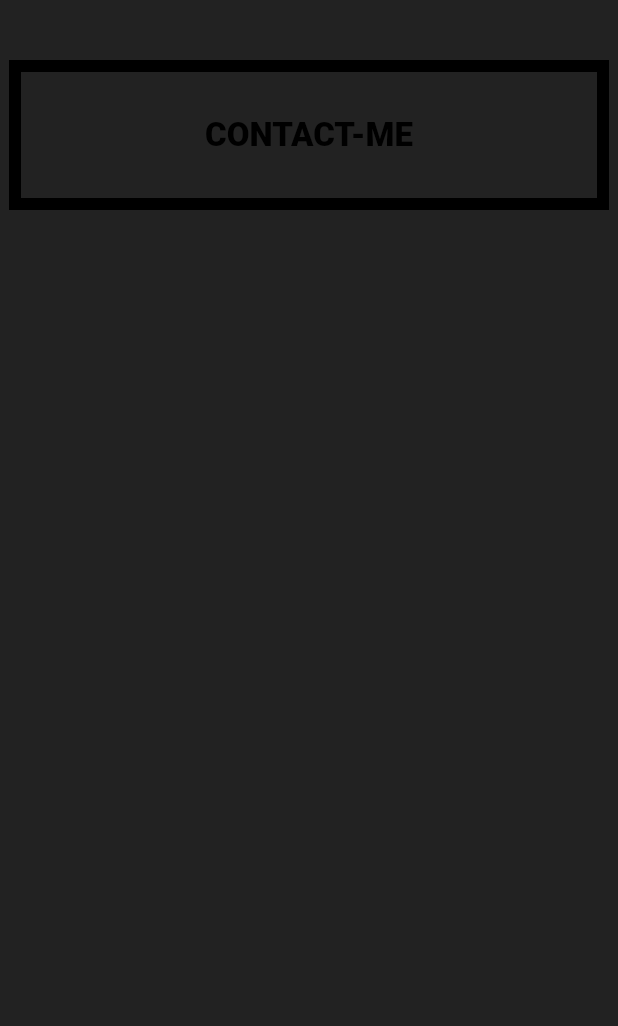
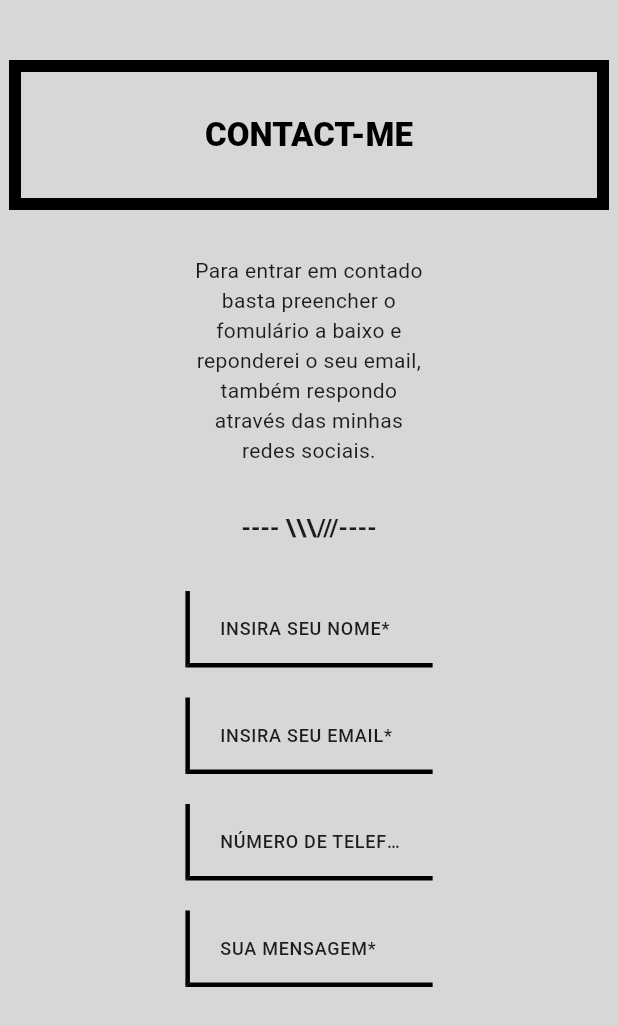
Before and after one commit to MateusLucasDaSilva/site_mateus, a Flutter app: the screen it shows after launch, scrolled down 3352 dp, on a phone screen of 412 x 824 dp. Shown: the top 1026 px of the screen. Run offline on Flutter 3.47's test engine with Material 3 defaults, Android fonts, the phone set to English and light mode, and no system bars; our stand-ins replace google_fonts.

Commit message:
Contact - me finish

```diff
--- a/lib/src/presentation/pages/contact/contact_page.dart
+++ b/lib/src/presentation/pages/contact/contact_page.dart
@@ -1,4 +1,6 @@
 import 'package:flutter/material.dart';
+import 'package:site_mateus/src/presentation/shared/app/app_colors.dart';
+import 'package:site_mateus/src/presentation/shared/app/app_extensions.dart';
 import 'package:site_mateus/src/presentation/shared/ui/widgets/title_widget.dart';
 
 class ContactPage extends StatelessWidget {
@@ -8,19 +10,92 @@ class ContactPage extends StatelessWidget {
   Widget build(BuildContext context) {
     final sizeH = MediaQuery.sizeOf(context).height;
     final sizeW = MediaQuery.sizeOf(context).width;
-    return SizedBox(
+    return Container(
       height: sizeH,
       width: sizeW,
-      child: const Column(
+      color: AppColors.ligth,
+      child: Column(
         mainAxisAlignment: MainAxisAlignment.start,
         crossAxisAlignment: CrossAxisAlignment.center,
         children: [
-          SizedBox(
+          const SizedBox(
             height: 40,
           ),
-          TitleWidget(title: 'Contact-me'),
+          const TitleWidget(title: 'Contact-me'),
+          const SizedBox(
+            height: 30,
+          ),
+          Padding(
+            padding: EdgeInsets.symmetric(horizontal: context.sizeWPercent(.3)),
+            child: const Text(
+              'Para entrar em contado basta preencher o fomulário a baixo e reponderei o seu email, também respondo através das minhas redes sociais.',
+              textAlign: TextAlign.center,
+            ),
+          ),
+          const SizedBox(
+            height: 30,
+          ),
+          Text(
+            '---- \\\\\\///----',
+            style: context.text.titleMedium?.copyWith(fontWeight: FontWeight.w700),
+          ),
+          const SizedBox(
+            height: 30,
+          ),
+          const InputWidget(
+            label: 'INSIRA SEU NOME*',
+          ),
+          const SizedBox(
+            height: 20,
+          ),
+          const InputWidget(
+            label: 'INSIRA SEU EMAIL*',
+          ),
+          const SizedBox(
+            height: 20,
+          ),
+          const InputWidget(
+            label: 'NÚMERO DE TELEFONE',
+          ),
+          const SizedBox(
+            height: 20,
+          ),
+          const InputWidget(
+            label: 'SUA MENSAGEM*',
+          ),
+          const SizedBox(
+            height: 20,
+          ),
         ],
       ),
     );
   }
 }
+
+class InputWidget extends StatelessWidget {
+  final String label;
+  const InputWidget({
+    super.key,
+    required this.label,
+  });
+
+  @override
+  Widget build(BuildContext context) {
+    return Padding(
+      padding: EdgeInsets.symmetric(horizontal: context.sizeWPercent(.3)),
+      child: Container(
+        decoration: const BoxDecoration(
+          border: Border(bottom: BorderSide(width: 3), left: BorderSide(width: 3)),
+        ),
+        child: TextFormField(
+          decoration: InputDecoration(
+            border: InputBorder.none,
+            hintText: label,
+            contentPadding: const EdgeInsets.symmetric(horizontal: 20),
+            hintStyle: context.text.labelMedium,
+          ),
+        ),
+      ),
+    );
+  }
+}
--- a/lib/src/presentation/pages/home/home_page.dart
+++ b/lib/src/presentation/pages/home/home_page.dart
@@ -14,11 +14,16 @@ class HomePage extends StatefulWidget {
 }
 
 class _HomePageState extends State<HomePage> {
+  ScrollController controller = ScrollController();
+
+
+
   @override
   Widget build(BuildContext context) {
-    return const Scaffold(
+    return Scaffold(
       backgroundColor: Colors.black87,
       body: CustomScrollView(
+        controller: controller,
         slivers: [
           SliverAppBar(
             backgroundColor: Colors.black,
@@ -30,17 +35,21 @@ class _HomePageState extends State<HomePage> {
                   child: Row(
                     mainAxisAlignment: MainAxisAlignment.spaceAround,
                     children: [
-                      ButtonTextWidget(label: 'About me'),
-                      ButtonTextWidget(label: 'Skills'),
-                      ButtonTextWidget(label: 'Portfolio'),
-                      ButtonTextWidget(label: 'Contact-me', isActive: true),
+                      const ButtonTextWidget(label: 'About me'),
+                      const ButtonTextWidget(label: 'Skills'),
+                      const ButtonTextWidget(label: 'Portfolio'),
+                      ButtonTextWidget(
+                        label: 'Contact-me',
+                        isActive: true,
+                        onTap: () => controller.jumpTo(controller.position.maxScrollExtent),
+                      ),
                     ],
                   ),
                 )
               ],
             ),
           ),
-          SliverList(
+          const SliverList(
             delegate: SliverChildListDelegate.fixed(
               [
                 ProfilePage(),
--- a/lib/src/presentation/pages/profile/widgets/button_text_widget.dart
+++ b/lib/src/presentation/pages/profile/widgets/button_text_widget.dart
@@ -3,16 +3,20 @@ import 'package:flutter/material.dart';
 class ButtonTextWidget extends StatelessWidget {
   final String label;
   final bool isActive;
+  final VoidCallback? onTap;
 
   const ButtonTextWidget({
     super.key,
     required this.label,
     this.isActive = false,
+    this.onTap,
   });
 
   @override
   Widget build(BuildContext context) {
-    return Container(
+    return GestureDetector(
+      onTap: onTap,
+      child: Container(
         padding: const EdgeInsets.symmetric(horizontal: 20),
         height: 40,
         decoration: isActive
@@ -29,6 +33,7 @@ class ButtonTextWidget extends StatelessWidget {
                 fontWeight: FontWeight.w700,
               ),
         ),
+      ),
     );
   }
 }
```
Lines whose indentation alone changed are shown as unchanged.
